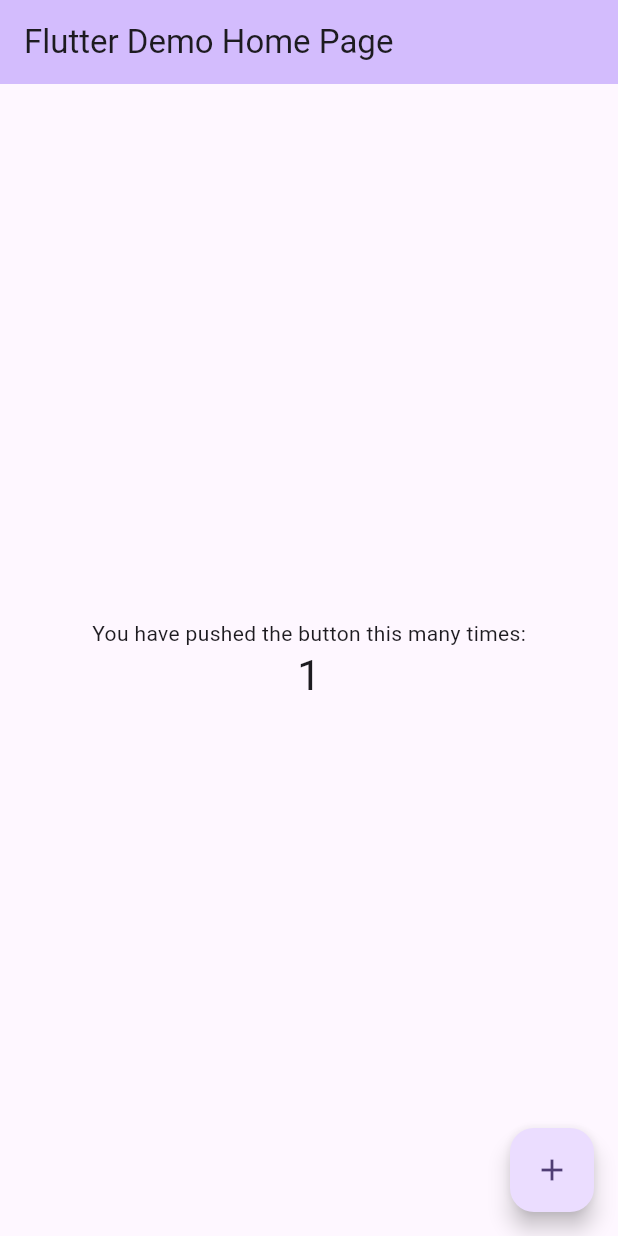
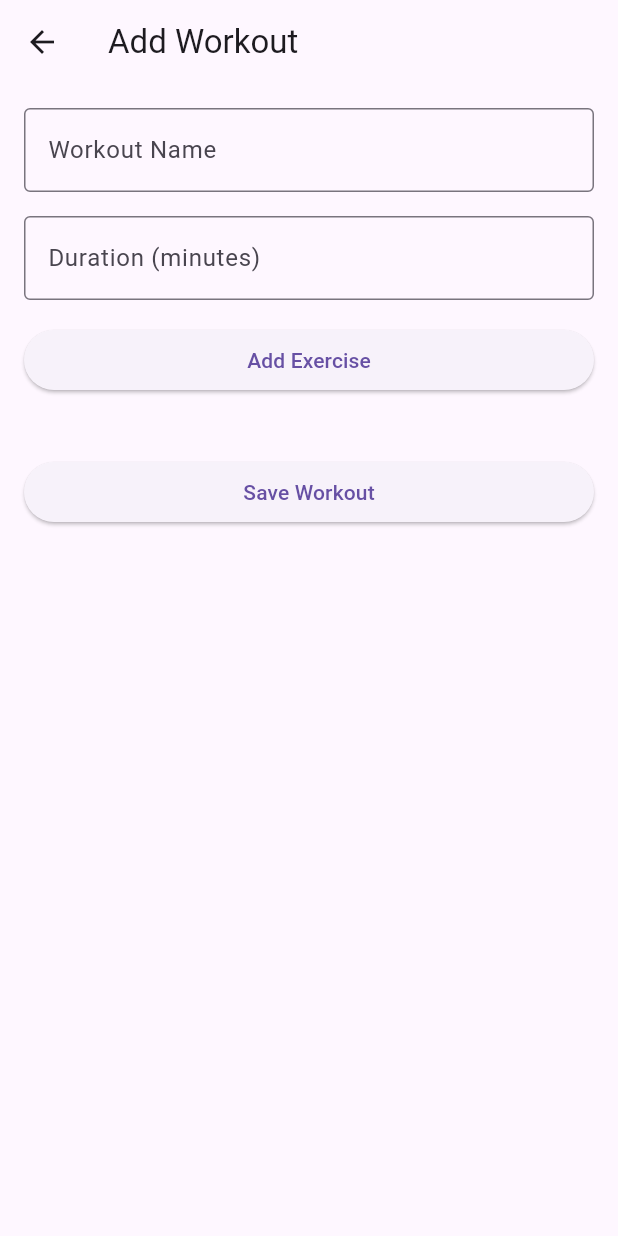
Before and after one commit to YoussefSalem582/Fitness_Tracker_App, a Flutter app: the screen it shows after launch, after a tap on the "add" icon, on a phone screen of 412 x 824 dp. Run offline on Flutter 3.47's test engine with Material 3 defaults, Android fonts, the phone set to English and light mode, and no system bars; our stand-ins replace flutter_bloc.

Commit message:
Add exercise and workout management features with BLoC architecture

```diff
--- /dev/null
+++ b/lib/data/repositories/workout_repository_impl.dart
@@ -0,0 +1,31 @@
+// lib/data/repositories/workout_repository_impl.dart
+import '../../domain/entities/workout.dart';
+import '../../domain/repositories/workout_repository.dart';
+
+class WorkoutRepositoryImpl implements WorkoutRepository {
+  // TODO: Add data source
+  final List<Workout> _workouts = [];
+
+  @override
+  Future<List<Workout>> getWorkouts() async {
+    return _workouts;
+  }
+
+  @override
+  Future<void> addWorkout(Workout workout) async {
+    _workouts.add(workout);
+  }
+
+  @override
+  Future<void> updateWorkout(Workout workout) async {
+    final index = _workouts.indexWhere((w) => w.id == workout.id);
+    if (index != -1) {
+      _workouts[index] = workout;
+    }
+  }
+
+  @override
+  Future<void> deleteWorkout(String id) async {
+    _workouts.removeWhere((workout) => workout.id == id);
+  }
+}
--- /dev/null
+++ b/lib/domain/entities/exercise.dart
@@ -0,0 +1,15 @@
+class Exercise {
+  final String id;
+  final String name;
+  final int sets;
+  final int reps;
+  final double weight;
+
+  const Exercise({
+    required this.id,
+    required this.name,
+    required this.sets,
+    required this.reps,
+    required this.weight,
+  });
+}
--- /dev/null
+++ b/lib/domain/entities/workout.dart
@@ -0,0 +1,17 @@
+import 'exercise.dart';
+
+class Workout {
+  final String id;
+  final String name;
+  final DateTime date;
+  final List<Exercise> exercises;
+  final int duration;
+
+  const Workout({
+    required this.id,
+    required this.name,
+    required this.date,
+    required this.exercises,
+    required this.duration,
+  });
+}
--- /dev/null
+++ b/lib/domain/repositories/workout_repository.dart
@@ -0,0 +1,9 @@
+// lib/domain/repositories/workout_repository.dart
+import '../entities/workout.dart';
+
+abstract class WorkoutRepository {
+  Future<List<Workout>> getWorkouts();
+  Future<void> addWorkout(Workout workout);
+  Future<void> updateWorkout(Workout workout);
+  Future<void> deleteWorkout(String id);
+}
--- a/lib/main.dart
+++ b/lib/main.dart
@@ -1,122 +1,35 @@
+// lib/main.dart
         import 'package:flutter/material.dart';
+        import 'package:flutter_bloc/flutter_bloc.dart';
+        import 'presentation/blocs/workout/workout_bloc.dart';
+        import 'presentation/pages/home/home_page.dart';
+        import 'data/repositories/workout_repository_impl.dart';
 
         void main() {
-  runApp(const MyApp());
+          runApp(const FitnessTrackerApp());
         }
 
-class MyApp extends StatelessWidget {
-  const MyApp({super.key});
+        class FitnessTrackerApp extends StatelessWidget {
+          const FitnessTrackerApp({super.key});
 
-  // This widget is the root of your application.
           @override
           Widget build(BuildContext context) {
+            final workoutRepository = WorkoutRepositoryImpl();
+
             return MaterialApp(
-      title: 'Flutter Demo',
+              title: 'Fitness Tracker',
               theme: ThemeData(
-        // This is the theme of your application.
-        //
-        // TRY THIS: Try running your application with "flutter run". You'll see
-        // the application has a purple toolbar. Then, without quitting the app,
-        // try changing the seedColor in the colorScheme below to Colors.green
-        // and then invoke "hot reload" (save your changes or press the "hot
-        // reload" button in a Flutter-supported IDE, or press "r" if you used
-        // the command line to start the app).
-        //
-        // Notice that the counter didn't reset back to zero; the application
-        // state is not lost during the reload. To reset the state, use hot
-        // restart instead.
-        //
-        // This works for code too, not just values: Most code changes can be
-        // tested with just a hot reload.
-        colorScheme: ColorScheme.fromSeed(seedColor: Colors.deepPurple),
+                primarySwatch: Colors.blue,
+                useMaterial3: true,
               ),
-      home: const MyHomePage(title: 'Flutter Demo Home Page'),
+              home: MultiBlocProvider(
+                providers: [
+                  BlocProvider(
+                    create: (context) => WorkoutBloc(workoutRepository),
+                  ),
+                ],
+                child: const HomePage(),
+              ),
             );
           }
         }
-
-class MyHomePage extends StatefulWidget {
-  const MyHomePage({super.key, required this.title});
-
-  // This widget is the home page of your application. It is stateful, meaning
-  // that it has a State object (defined below) that contains fields that affect
-  // how it looks.
-
-  // This class is the configuration for the state. It holds the values (in this
-  // case the title) provided by the parent (in this case the App widget) and
-  // used by the build method of the State. Fields in a Widget subclass are
-  // always marked "final".
-
-  final String title;
-
-  @override
-  State<MyHomePage> createState() => _MyHomePageState();
-}
-
-class _MyHomePageState extends State<MyHomePage> {
-  int _counter = 0;
-
-  void _incrementCounter() {
-    setState(() {
-      // This call to setState tells the Flutter framework that something has
-      // changed in this State, which causes it to rerun the build method below
-      // so that the display can reflect the updated values. If we changed
-      // _counter without calling setState(), then the build method would not be
-      // called again, and so nothing would appear to happen.
-      _counter++;
-    });
-  }
-
-  @override
-  Widget build(BuildContext context) {
-    // This method is rerun every time setState is called, for instance as done
-    // by the _incrementCounter method above.
-    //
-    // The Flutter framework has been optimized to make rerunning build methods
-    // fast, so that you can just rebuild anything that needs updating rather
-    // than having to individually change instances of widgets.
-    return Scaffold(
-      appBar: AppBar(
-        // TRY THIS: Try changing the color here to a specific color (to
-        // Colors.amber, perhaps?) and trigger a hot reload to see the AppBar
-        // change color while the other colors stay the same.
-        backgroundColor: Theme.of(context).colorScheme.inversePrimary,
-        // Here we take the value from the MyHomePage object that was created by
-        // the App.build method, and use it to set our appbar title.
-        title: Text(widget.title),
-      ),
-      body: Center(
-        // Center is a layout widget. It takes a single child and positions it
-        // in the middle of the parent.
-        child: Column(
-          // Column is also a layout widget. It takes a list of children and
-          // arranges them vertically. By default, it sizes itself to fit its
-          // children horizontally, and tries to be as tall as its parent.
-          //
-          // Column has various properties to control how it sizes itself and
-          // how it positions its children. Here we use mainAxisAlignment to
-          // center the children vertically; the main axis here is the vertical
-          // axis because Columns are vertical (the cross axis would be
-          // horizontal).
-          //
-          // TRY THIS: Invoke "debug painting" (choose the "Toggle Debug Paint"
-          // action in the IDE, or press "p" in the console), to see the
-          // wireframe for each widget.
-          mainAxisAlignment: MainAxisAlignment.center,
-          children: <Widget>[
-            const Text('You have pushed the button this many times:'),
-            Text(
-              '$_counter',
-              style: Theme.of(context).textTheme.headlineMedium,
-            ),
-          ],
-        ),
-      ),
-      floatingActionButton: FloatingActionButton(
-        onPressed: _incrementCounter,
-        tooltip: 'Increment',
-        child: const Icon(Icons.add),
-      ), // This trailing comma makes auto-formatting nicer for build methods.
-    );
-  }
-}
--- /dev/null
+++ b/lib/presentation/blocs/workout/workout_bloc.dart
@@ -0,0 +1,55 @@
+// lib/presentation/blocs/workout/workout_bloc.dart
+import 'package:flutter_bloc/flutter_bloc.dart';
+import '../../../domain/entities/workout.dart';
+import '../../../domain/repositories/workout_repository.dart';
+
+// Events
+abstract class WorkoutEvent {}
+
+class LoadWorkouts extends WorkoutEvent {}
+class AddWorkout extends WorkoutEvent {
+  final Workout workout;
+  AddWorkout(this.workout);
+}
+
+// States
+abstract class WorkoutState {}
+
+class WorkoutInitial extends WorkoutState {}
+class WorkoutLoading extends WorkoutState {}
+class WorkoutLoaded extends WorkoutState {
+  final List<Workout> workouts;
+  WorkoutLoaded(this.workouts);
+}
+class WorkoutError extends WorkoutState {
+  final String message;
+  WorkoutError(this.message);
+}
+
+// BLoC
+class WorkoutBloc extends Bloc<WorkoutEvent, WorkoutState> {
+  final WorkoutRepository repository;
+
+  WorkoutBloc(this.repository) : super(WorkoutInitial()) {
+    on<LoadWorkouts>((event, emit) async {
+      emit(WorkoutLoading());
+      try {
+        final workouts = await repository.getWorkouts();
+        emit(WorkoutLoaded(workouts));
+      } catch (e) {
+        emit(WorkoutError(e.toString()));
+      }
+    });
+
+    on<AddWorkout>((event, emit) async {
+      emit(WorkoutLoading());
+      try {
+        await repository.addWorkout(event.workout);
+        final workouts = await repository.getWorkouts();
+        emit(WorkoutLoaded(workouts));
+      } catch (e) {
+        emit(WorkoutError(e.toString()));
+      }
+    });
+  }
+}
--- /dev/null
+++ b/lib/presentation/pages/home/home_page.dart
@@ -0,0 +1,61 @@
+// lib/presentation/pages/home/home_page.dart
+import 'package:flutter/material.dart';
+import 'package:flutter_bloc/flutter_bloc.dart';
+import '../../blocs/workout/workout_bloc.dart';
+import '../workout/add_workout_page.dart';
+
+class HomePage extends StatelessWidget {
+  const HomePage({super.key});
+
+  @override
+  Widget build(BuildContext context) {
+    return Scaffold(
+      appBar: AppBar(
+        title: const Text('Fitness Tracker'),
+      ),
+      body: BlocBuilder<WorkoutBloc, WorkoutState>(
+        builder: (context, state) {
+          if (state is WorkoutLoading) {
+            return const Center(child: CircularProgressIndicator());
+          }
+          if (state is WorkoutError) {
+            return Center(child: Text(state.message));
+          }
+          if (state is WorkoutLoaded) {
+            return ListView.builder(
+              itemCount: state.workouts.length,
+              itemBuilder: (context, index) {
+                final workout = state.workouts[index];
+                return ListTile(
+                  title: Text(workout.name),
+                  subtitle: Text('Duration: ${workout.duration} minutes'),
+                  trailing: Text(
+                    '${workout.exercises.length} exercises',
+                  ),
+                  onTap: () {
+                    // TODO: Navigate to workout details
+                  },
+                );
+              },
+            );
+          }
+          return const Center(
+            child: Text('No workouts found. Add your first workout!'),
+          );
+        },
+      ),
+      // Update the FloatingActionButton in home_page.dart
+      floatingActionButton: FloatingActionButton(
+        onPressed: () {
+          Navigator.push(
+            context,
+            MaterialPageRoute(
+              builder: (context) => const AddWorkoutPage(),
+            ),
+          );
+        },
+        child: const Icon(Icons.add),
+      ),
+    );
+  }
+}
--- /dev/null
+++ b/lib/presentation/pages/workout/add_workout_page.dart
@@ -0,0 +1,126 @@
+// lib/presentation/pages/workout/add_workout_page.dart
+import 'package:flutter/material.dart';
+import 'package:flutter_bloc/flutter_bloc.dart';
+import '../../../domain/entities/workout.dart';
+import '../../../domain/entities/exercise.dart';
+import '../../blocs/workout/workout_bloc.dart';
+import '../../widgets/add_exercise_dialog.dart';
+
+class AddWorkoutPage extends StatefulWidget {
+  const AddWorkoutPage({super.key});
+
+  @override
+  State<AddWorkoutPage> createState() => _AddWorkoutPageState();
+}
+
+class _AddWorkoutPageState extends State<AddWorkoutPage> {
+  final _formKey = GlobalKey<FormState>();
+  final _nameController = TextEditingController();
+  final _durationController = TextEditingController();
+  final List<Exercise> _exercises = [];
+
+  @override
+  Widget build(BuildContext context) {
+    return Scaffold(
+      appBar: AppBar(
+        title: const Text('Add Workout'),
+      ),
+      body: Form(
+        key: _formKey,
+        child: ListView(
+          padding: const EdgeInsets.all(16.0),
+          children: [
+            TextFormField(
+              controller: _nameController,
+              decoration: const InputDecoration(
+                labelText: 'Workout Name',
+                border: OutlineInputBorder(),
+              ),
+              validator: (value) {
+                if (value == null || value.isEmpty) {
+                  return 'Please enter workout name';
+                }
+                return null;
+              },
+            ),
+            const SizedBox(height: 16),
+            TextFormField(
+              controller: _durationController,
+              decoration: const InputDecoration(
+                labelText: 'Duration (minutes)',
+                border: OutlineInputBorder(),
+              ),
+              keyboardType: TextInputType.number,
+              validator: (value) {
+                if (value == null || value.isEmpty) {
+                  return 'Please enter duration';
+                }
+                return null;
+              },
+            ),
+            const SizedBox(height: 16),
+            ElevatedButton(
+              onPressed: _addExercise,
+              child: const Text('Add Exercise'),
+            ),
+            const SizedBox(height: 16),
+            ..._buildExerciseList(),
+            const SizedBox(height: 24),
+            ElevatedButton(
+              onPressed: _saveWorkout,
+              child: const Text('Save Workout'),
+            ),
+          ],
+        ),
+      ),
+    );
+  }
+
+  List<Widget> _buildExerciseList() {
+    return _exercises.map((exercise) {
+      return Card(
+        margin: const EdgeInsets.only(bottom: 8),
+        child: ListTile(
+          title: Text(exercise.name),
+          subtitle: Text('${exercise.sets} sets × ${exercise.reps} reps'),
+          trailing: IconButton(
+            icon: const Icon(Icons.delete),
+            onPressed: () => setState(() => _exercises.remove(exercise)),
+          ),
+        ),
+      );
+    }).toList();
+  }
+
+  void _addExercise() async {
+    final exercise = await showDialog<Exercise>(
+      context: context,
+      builder: (context) => const AddExerciseDialog(),
+    );
+    if (exercise != null) {
+      setState(() => _exercises.add(exercise));
+    }
+  }
+
+  void _saveWorkout() {
+    if (_formKey.currentState!.validate()) {
+      final workout = Workout(
+        id: DateTime.now().toString(),
+        name: _nameController.text,
+        date: DateTime.now(),
+        exercises: _exercises,
+        duration: int.parse(_durationController.text),
+      );
+
+      context.read<WorkoutBloc>().add(AddWorkout(workout));
+      Navigator.pop(context);
+    }
+  }
+
+  @override
+  void dispose() {
+    _nameController.dispose();
+    _durationController.dispose();
+    super.dispose();
+  }
+}
--- a/pubspec.yaml
+++ b/pubspec.yaml
@@ -34,6 +34,10 @@ dependencies:
   # The following adds the Cupertino Icons font to your application.
   # Use with the CupertinoIcons class for iOS style icons.
   cupertino_icons: ^1.0.8
+  flutter_bloc:
+  equatable:
+  get_it:
+  either_dart:
 
 dev_dependencies:
   flutter_test:
```
Also changed, not shown: lib/presentation/widgets/add_exercise_dialog.dart (added, +92 -0 lines), pubspec.lock, 1 other file. Lines whose indentation alone changed are shown as unchanged.
